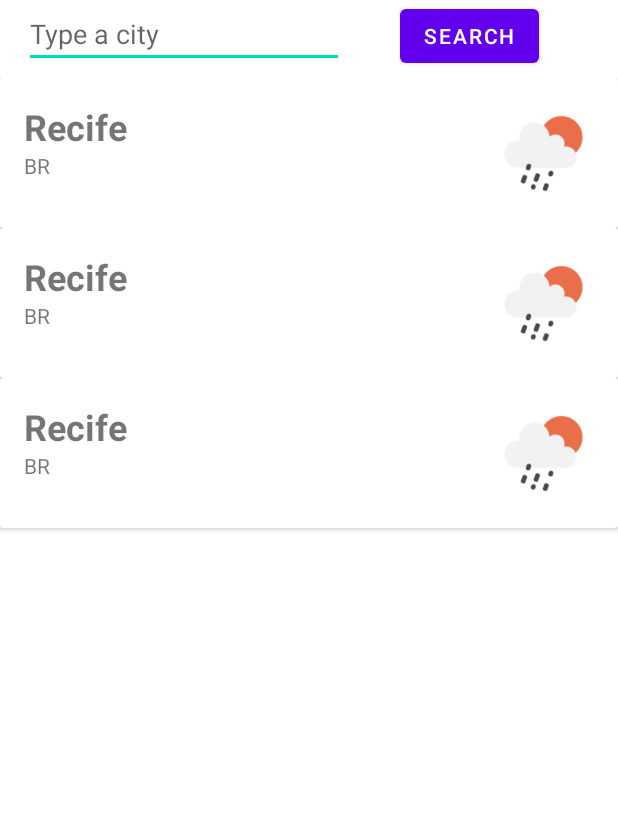
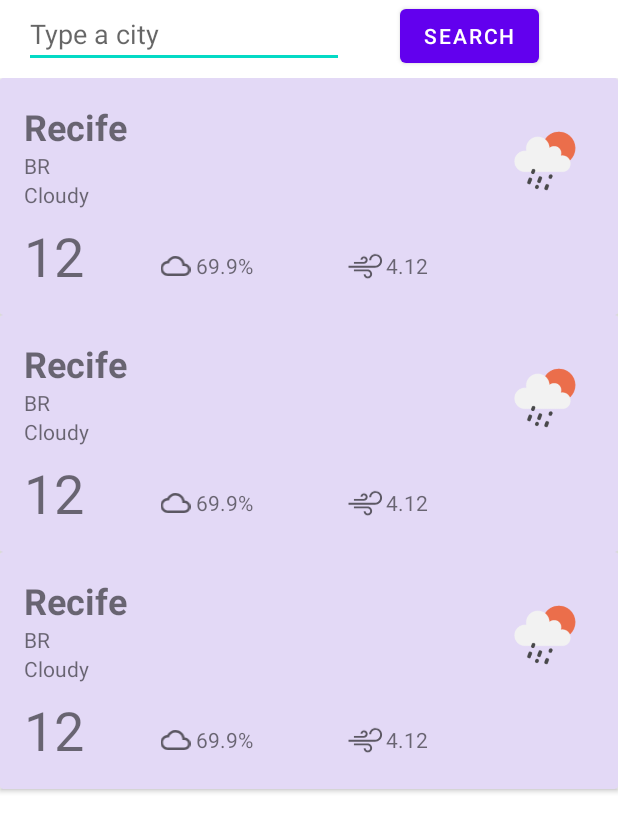
Before and after one commit to arllain/android-my-weather, an Android app: the layout fragment_search.xml on its own in the app's theme, with its tools: preview values and no code run, on a phone screen of 412 x 824 dp. Shown: the top 832 px of the screen. Run offline under Robolectric (Android 15) with nearby library versions, the phone set to English and light mode, and no system bars.

Commit message:
Layout do SearchFragment

```diff
--- a/app/src/main/java/br/com/arllain/myweather/data/remote/RetrofitManager.kt
+++ b/app/src/main/java/br/com/arllain/myweather/data/remote/RetrofitManager.kt
@@ -10,6 +10,6 @@ object RetrofitManager {
         .addConverterFactory(GsonConverterFactory.create())
         .build()
 
-    fun getOpenWeatherService() = instance.create(OpenWeatherService::class.java)
+    fun getOpenWeatherService(): OpenWeatherService? = instance.create(OpenWeatherService::class.java)
 
 }
--- a/app/src/main/java/br/com/arllain/myweather/data/remote/model/FindResult.kt
+++ b/app/src/main/java/br/com/arllain/myweather/data/remote/model/FindResult.kt
@@ -8,8 +8,7 @@ data class FindResult(
     @SerializedName("message")
     var message: String,
     @SerializedName("list")
-    var cities: List<City>
-
+    var cities: List<City>,
 )
 
 
@@ -21,9 +20,11 @@ data class City(
     @SerializedName("sys")
     var country: Country,
     @SerializedName("weather")
-    var weathers: List<Weather>
-
-
+    var weathers: List<Weather>,
+    @SerializedName("main")
+    var temperature: Temperature,
+    @SerializedName("wind")
+    var wind: Wind
 )
 
 data class Country(
@@ -39,3 +40,23 @@ data class Weather(
     @SerializedName("icon")
     var icon: String
 )
+
+data class  Temperature (
+    @SerializedName("temp")
+    var temp: Double,
+    @SerializedName("feels_like")
+    var feelsLike : Double,
+    @SerializedName("temp_min")
+    var temp_min: Double,
+    @SerializedName("temp_max")
+    var temp_max: Double,
+    @SerializedName("pressure")
+    var pressure: Double,
+    @SerializedName("humidity")
+    var humidity: Double
+)
+
+data class  Wind (
+   @SerializedName("wind")
+   var speed: Double,
+)
--- a/app/src/main/java/br/com/arllain/myweather/ui/main/search/SearchAdapter.kt
+++ b/app/src/main/java/br/com/arllain/myweather/ui/main/search/SearchAdapter.kt
@@ -33,6 +33,10 @@ class SearchAdapter: ListAdapter<City,SearchAdapter.ViewHolder>(SearchDiff()) {
             binding.apply {
                 tvCityName.text = city.name
                 tvCountry.text = city.country.name
+                tvWeatherDescription.text = city.weathers[0].description
+                tvTemperature.text = city.temperature.temp.toString()
+                tvHumidity.text = city.temperature.humidity.toString().plus(" %")
+                tvWind.text = city.wind.speed.toString()
                 imgWeather.load(imageUrl) {
                     crossfade(true)
                     placeholder(R.drawable.ic_weather_placeholder)
--- a/app/src/main/java/br/com/arllain/myweather/ui/main/search/SearchFragment.kt
+++ b/app/src/main/java/br/com/arllain/myweather/ui/main/search/SearchFragment.kt
@@ -48,14 +48,14 @@ class SearchFragment: Fragment() {
         val apiKey = ReadFile.readSafeFile(file, requireContext())
 
         if (requireContext().isInternetAvailable()){
-            val call = RetrofitManager.getOpenWeatherService().findCity(
+            val call = RetrofitManager.getOpenWeatherService()?.findCity(
                 binding.edtSearch.text.toString(),
                 "metric",
                 "pt",
                 apiKey
             )
 
-            call.enqueue(object : Callback<FindResult> {
+            call?.enqueue(object : Callback<FindResult> {
                 override fun onResponse(call: Call<FindResult>, response: Response<FindResult>) {
                     if (response.isSuccessful) {
                         searchAdapter.submitList(response.body()?.cities)
--- /dev/null
+++ b/app/src/main/res/drawable/ic_cloud_queue.xml
@@ -0,0 +1,10 @@
+<vector xmlns:android="http://schemas.android.com/apk/res/android"
+    android:width="24dp"
+    android:height="24dp"
+    android:viewportWidth="24"
+    android:viewportHeight="24"
+    android:tint="?attr/colorControlNormal">
+  <path
+      android:fillColor="@android:color/white"
+      android:pathData="M19.35,10.04C18.67,6.59 15.64,4 12,4 9.11,4 6.6,5.64 5.35,8.04 2.34,8.36 0,10.91 0,14c0,3.31 2.69,6 6,6h13c2.76,0 5,-2.24 5,-5 0,-2.64 -2.05,-4.78 -4.65,-4.96zM19,18H6c-2.21,0 -4,-1.79 -4,-4s1.79,-4 4,-4h0.71C7.37,7.69 9.48,6 12,6c3.04,0 5.5,2.46 5.5,5.5v0.5H19c1.66,0 3,1.34 3,3s-1.34,3 -3,3z"/>
+</vector>
--- /dev/null
+++ b/app/src/main/res/drawable/ic_wind.xml
@@ -0,0 +1,24 @@
+<vector xmlns:android="http://schemas.android.com/apk/res/android"
+    android:width="21dp"
+    android:height="16dp"
+    android:viewportWidth="21"
+    android:viewportHeight="16"
+    android:tint="?attr/colorControlNormal">
+  <group>
+    <clip-path
+        android:pathData="M-205,-230L170,-230L170,437L-205,437Z"/>
+    <group>
+      <clip-path
+          android:pathData="M-205,-230L170,-230L170,437L-205,437L-205,-230Z"/>
+      <path
+          android:pathData="M11.67,10.12L3.56,10.12L3.56,11.3L11.67,11.3C12.58,11.3 13.32,12.03 13.32,12.94C13.32,13.75 12.66,14.4 11.85,14.4C11.14,14.4 10.56,13.82 10.56,13.11L9.38,13.11C9.38,14.47 10.49,15.58 11.85,15.58C13.31,15.58 14.5,14.4 14.5,12.94C14.5,11.38 13.23,10.12 11.67,10.12Z"
+          android:fillColor="@android:color/white"/>
+      <path
+          android:pathData="M16.45,0.7C14.4,0.7 12.73,2.37 12.73,4.42L13.91,4.42C13.91,3.02 15.05,1.88 16.45,1.88C18.01,1.88 19.27,3.14 19.27,4.7C19.27,6.42 17.87,7.82 16.15,7.82L0.31,7.82L0.31,9L16.15,9C18.52,9 20.45,7.07 20.45,4.7C20.45,2.49 18.66,0.7 16.45,0.7Z"
+          android:fillColor="@android:color/white"/>
+      <path
+          android:pathData="M9.59,2.1C8.44,2.1 7.5,3.04 7.5,4.19L8.68,4.19C8.68,3.69 9.09,3.28 9.59,3.28C10.17,3.28 10.64,3.75 10.64,4.33C10.64,4.98 10.1,5.51 9.45,5.51L3.56,5.51L3.56,6.69L9.45,6.69C10.75,6.69 11.82,5.63 11.82,4.33C11.82,3.1 10.82,2.1 9.59,2.1Z"
+          android:fillColor="@android:color/white"/>
+    </group>
+  </group>
+</vector>
--- a/app/src/main/res/layout/item_city.xml
+++ b/app/src/main/res/layout/item_city.xml
@@ -3,7 +3,9 @@
     xmlns:tools="http://schemas.android.com/tools"
     android:id="@+id/card_view"
     android:layout_width="match_parent"
-    android:layout_height="wrap_content">
+    android:layout_height="wrap_content"
+    android:backgroundTint="#E3D9F6"
+    app:cardBackgroundColor="#FFFFFF">
 
     <androidx.constraintlayout.widget.ConstraintLayout
         android:id="@+id/relativeLayout"
@@ -25,11 +27,12 @@
 
         <ImageView
             android:id="@+id/imgWeather"
-            android:layout_width="100dp"
-            android:layout_height="100dp"
-            app:layout_constraintBottom_toBottomOf="parent"
+            android:layout_width="98dp"
+            android:layout_height="78dp"
+            android:contentDescription="@string/weather_image"
+            app:layout_constraintBottom_toTopOf="@+id/tvTemperature"
             app:layout_constraintEnd_toEndOf="parent"
-            app:layout_constraintTop_toTopOf="parent"
+            app:layout_constraintTop_toTopOf="@+id/tvCityName"
             app:srcCompat="@drawable/ic_weather_placeholder" />
 
         <TextView
@@ -37,10 +40,73 @@
             android:layout_width="wrap_content"
             android:layout_height="0dp"
             android:layout_marginStart="16dp"
-            app:layout_constraintBottom_toBottomOf="parent"
             app:layout_constraintStart_toStartOf="parent"
             app:layout_constraintTop_toBottomOf="@+id/tvCityName"
             tools:text="BR" />
+
+        <TextView
+            android:id="@+id/tvWeatherDescription"
+            android:layout_width="wrap_content"
+            android:layout_height="0dp"
+            android:layout_marginStart="16dp"
+            app:layout_constraintStart_toStartOf="parent"
+            app:layout_constraintTop_toBottomOf="@+id/tvCountry"
+            tools:layout_editor_absoluteX="16dp"
+            tools:text="Cloudy" />
+
+        <TextView
+            android:id="@+id/tvTemperature"
+            android:layout_width="45dp"
+            android:layout_height="41dp"
+            android:layout_marginStart="16dp"
+            android:layout_marginBottom="16dp"
+            android:textSize="36sp"
+            app:layout_constraintBottom_toBottomOf="parent"
+            app:layout_constraintStart_toStartOf="parent"
+            app:layout_constraintTop_toBottomOf="@+id/tvWeatherDescription"
+            tools:text="12" />
+
+
+        <ImageView
+            android:id="@+id/imgCloudy"
+            android:layout_width="23dp"
+            android:layout_height="20dp"
+            android:layout_marginStart="44dp"
+            android:contentDescription="@string/weather_image"
+            app:layout_constraintBottom_toBottomOf="@+id/tvTemperature"
+            app:layout_constraintStart_toEndOf="@+id/tvTemperature"
+            app:srcCompat="@drawable/ic_cloud_queue" />
+
+        <TextView
+            android:id="@+id/tvHumidity"
+            android:layout_width="45dp"
+            android:layout_height="20dp"
+            android:layout_marginStart="2dp"
+            android:textAlignment="viewStart"
+            app:layout_constraintBottom_toBottomOf="@+id/imgCloudy"
+            app:layout_constraintStart_toEndOf="@+id/imgCloudy"
+            app:layout_constraintTop_toTopOf="@+id/imgCloudy"
+            app:layout_constraintVertical_bias="0.0"
+            tools:text="69.9%" />
+
+        <ImageView
+            android:id="@+id/imgWind"
+            android:layout_width="23dp"
+            android:layout_height="20dp"
+            android:layout_marginStart="56dp"
+            android:contentDescription="@string/weather_image"
+            app:layout_constraintBottom_toBottomOf="@+id/tvHumidity"
+            app:layout_constraintStart_toEndOf="@+id/tvHumidity"
+            app:srcCompat="@drawable/ic_wind" />
+
+        <TextView
+            android:id="@+id/tvWind"
+            android:layout_width="45dp"
+            android:layout_height="20dp"
+            android:layout_marginStart="2dp"
+            app:layout_constraintBottom_toBottomOf="@+id/imgWind"
+            app:layout_constraintStart_toEndOf="@+id/imgWind"
+            tools:text="4.12" />
 
 
     </androidx.constraintlayout.widget.ConstraintLayout>
--- a/app/src/main/res/values/strings.xml
+++ b/app/src/main/res/values/strings.xml
@@ -17,5 +17,6 @@
     <string name="offline_mode_off">The app requires a network connection to get data</string>
     <string name="api_key">API Key</string>
     <string name="ok">OK</string>
+    <string name="weather_image">weather image</string>
 
 </resources>
```
